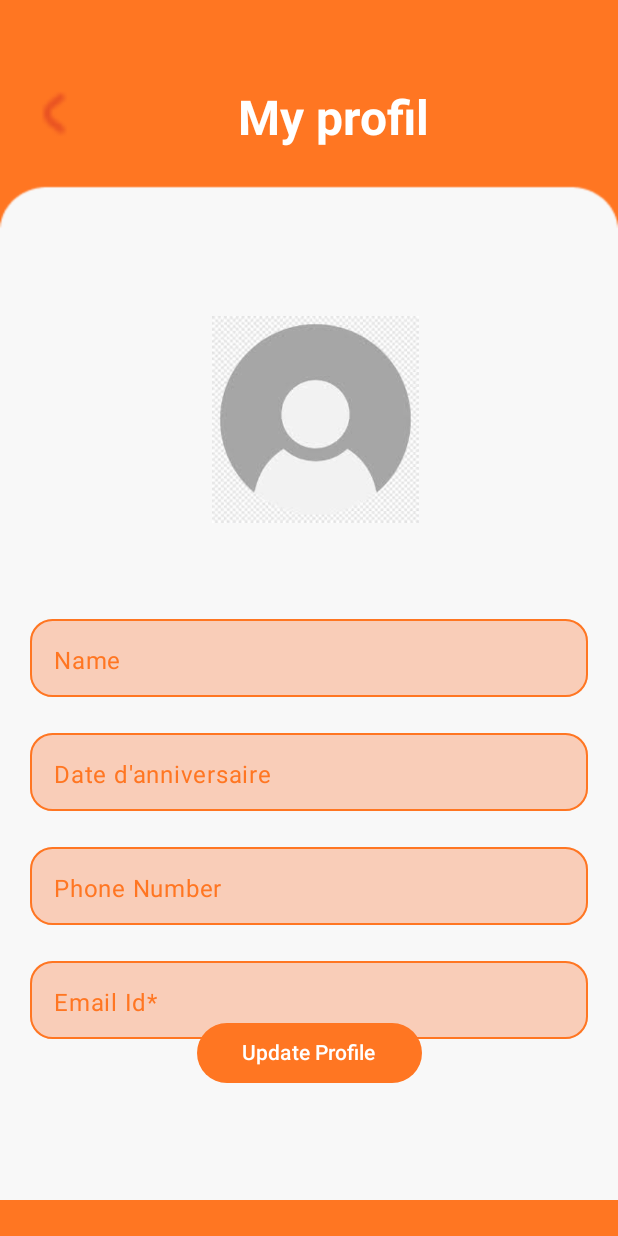
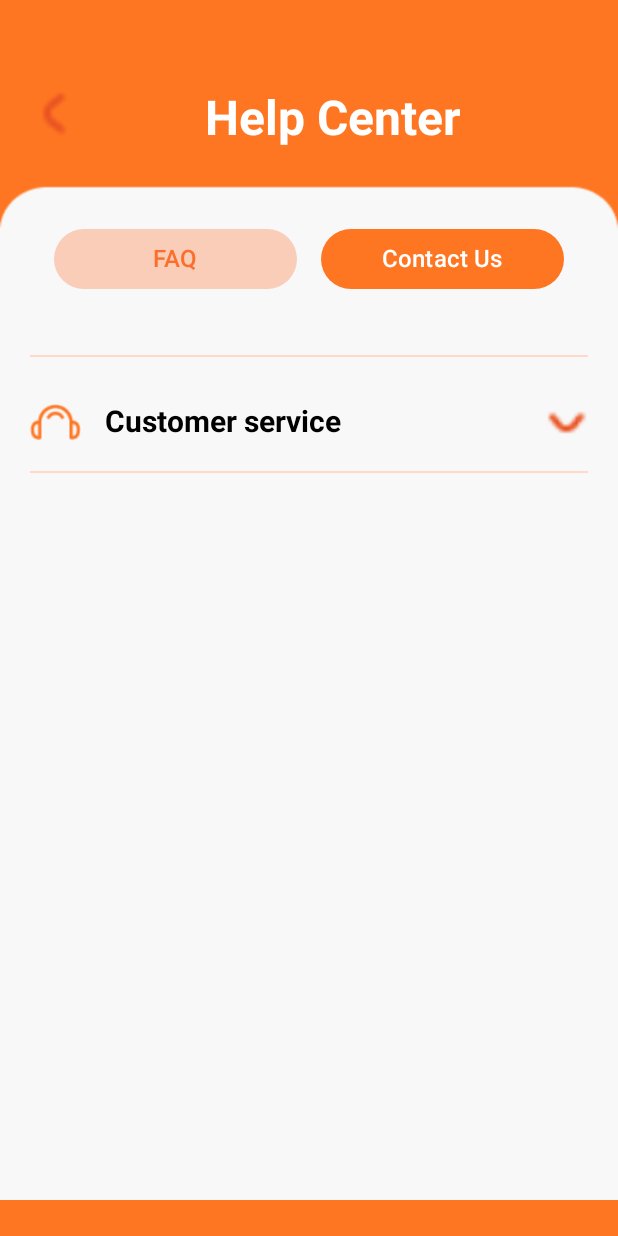
Before and after one commit to nirdidev05/Yalla_Drop, an Android app built with Jetpack Compose: the screen it shows after launch (MainActivity), on a phone screen of 412 x 824 dp. Run offline under Robolectric (Android 15) with nearby library versions, the phone set to English and light mode, and no system bars.

Commit message:
les 2 pages de help

```diff
--- /dev/null
+++ b/app/src/main/java/com/example/projet_tdm/HelpCenter.kt
@@ -0,0 +1,176 @@
+package com.example.projet_tdm
+
+import android.content.Intent
+import android.net.Uri
+import androidx.compose.foundation.Image
+import androidx.compose.foundation.clickable
+import androidx.compose.foundation.layout.*
+import androidx.compose.foundation.shape.RoundedCornerShape
+import androidx.compose.material3.*
+import androidx.compose.runtime.*
+import androidx.compose.ui.Modifier
+import androidx.compose.ui.graphics.Color
+import androidx.compose.ui.res.painterResource
+import androidx.compose.ui.text.style.TextAlign
+import androidx.compose.ui.unit.dp
+import androidx.compose.ui.unit.sp
+import androidx.compose.ui.platform.LocalContext
+import androidx.compose.ui.text.font.FontWeight
+import androidx.compose.ui.tooling.preview.Preview
+import androidx.compose.ui.layout.ContentScale
+import androidx.compose.ui.Alignment
+
+@OptIn(ExperimentalMaterial3Api::class)
+@Composable
+fun HelpPagecentre() {
+    val hasnotif = false
+    val context = LocalContext.current // Obtenez le contexte local
+
+    PageWithNavigationBar(hasnotif) {
+
+        Box(modifier = Modifier.fillMaxSize()) {
+            Image(
+                painter = painterResource(id = R.drawable.orange),
+                contentDescription = null,
+                contentScale = ContentScale.FillBounds,
+                modifier = Modifier.fillMaxSize()
+            )
+
+            Column(
+                modifier = Modifier
+                    .padding(20.dp)
+                    .offset(y = 40.dp)
+            ) {
+                // Ligne du titre et icône retour
+                Row(
+                    modifier = Modifier.fillMaxWidth(),
+                ) {
+                    Image(
+                        painter = painterResource(id = R.drawable.back),
+                        contentDescription = null,
+                        modifier = Modifier
+                            .size(32.dp)
+                            .clickable {
+                                // Action pour le retour
+                            }
+                    )
+
+                    Text(
+                        text = "Help Center",
+                        style = MaterialTheme.typography.titleLarge.copy(fontWeight = FontWeight.Bold),
+                        color = Color.White,
+                        fontSize = 32.sp,
+                        modifier = Modifier.weight(1f),
+                        textAlign = TextAlign.Center
+                    )
+                }
+
+                Spacer(modifier = Modifier.height(50.dp))
+
+                // Ajout des deux boutons
+                Row(
+                    modifier = Modifier
+                        .fillMaxWidth()
+                        .padding(horizontal = 16.dp),
+                    horizontalArrangement = Arrangement.SpaceEvenly
+                ) {
+                    Button(
+                        onClick = {
+                            // Action pour le bouton FAQ
+                        },
+                        colors = ButtonDefaults.buttonColors(
+                            containerColor = Color(0xFFFC6E2A).copy(alpha = 0.31f)
+                        ),
+                        modifier = Modifier
+                            .weight(1f)
+                            .padding(end = 8.dp),
+                        shape = RoundedCornerShape(20.dp)
+                    ) {
+                        Text(
+                            text = "FAQ",
+                            fontSize = 16.sp,
+                            color = Color(0xFFFC6E2A)
+                        )
+                    }
+
+                    Button(
+                        onClick = {
+                            // Action pour le bouton Contact Us
+                            val intent = Intent(Intent.ACTION_DIAL).apply {
+                                data = Uri.parse("tel:0558596209")
+                            }
+                            context.startActivity(intent)
+                        },
+                        colors = ButtonDefaults.buttonColors(
+                            containerColor = Color(0xFFFF7622)
+                        ),
+                        modifier = Modifier
+                            .weight(1f)
+                            .padding(start = 8.dp),
+                        shape = RoundedCornerShape(20.dp)
+                    ) {
+                        Text(
+                            text = "Contact Us",
+                            fontSize = 16.sp,
+                            color = Color.White
+                        )
+                    }
+                }
+
+                Spacer(modifier = Modifier.height(40.dp))
+
+                Divider(color = Color(0xFFFFD8C7), thickness = 1.dp)
+                Spacer(modifier = Modifier.height(10.dp))
+
+                // Section Customer Service
+                Row(
+                    modifier = Modifier
+                        .fillMaxWidth()
+                        .padding(vertical = 8.dp), // Ajuste l'espacement vertical pour un meilleur alignement
+                    verticalAlignment = Alignment.CenterVertically
+                ) {
+                    Icon(
+                        painter = painterResource(id = R.drawable.casque), // Remplace par ton icône maison
+                        contentDescription = "Home Icon",
+                        tint = Color(0xFFFF7622),
+                        modifier = Modifier
+                            .size(50.dp) // Taille de l'icône
+                            .padding(end = 16.dp)
+                    )
+
+                    Column(modifier = Modifier.weight(1f)) {
+                        Text(
+                            text = "Customer service",
+                            fontSize = 20.sp,
+                            fontWeight = FontWeight.Bold,
+                            color = Color.Black
+                        )
+                    }
+
+                    Image(
+                        painter = painterResource(id = R.drawable.down),
+                        contentDescription = null,
+                        modifier = Modifier
+                            .size(28.dp)
+                            .clickable {
+                                // Lancement de l'intent pour l'appel
+                                val intent = Intent(Intent.ACTION_DIAL).apply {
+                                    data = Uri.parse("tel:0588997700")
+                                }
+                                context.startActivity(intent)
+                            }
+                    )
+                }
+                Divider(color = Color(0xFFFFD8C7), thickness = 1.dp)
+
+                Spacer(modifier = Modifier.height(10.dp))
+            }
+        }
+    }
+}
+
+@Preview(showBackground = true)
+@Composable
+fun PreviewHelpPagecentre() {
+    HelpPagecentre()
+}
--- a/app/src/main/java/com/example/projet_tdm/MainActivity.kt
+++ b/app/src/main/java/com/example/projet_tdm/MainActivity.kt
@@ -23,7 +23,7 @@ class MainActivity : ComponentActivity() {
 
         setContent {
 
-  Myprofil()
+            HelpPagecentre()
         }
     }
 }
```
Also changed, not shown: app/src/main/java/com/example/projet_tdm/Help.kt (added, +179 -0 lines), app/src/main/res/drawable/casque.png (added), app/src/main/res/drawable/down.png (added), app/src/main/res/drawable/notback.png (added).
